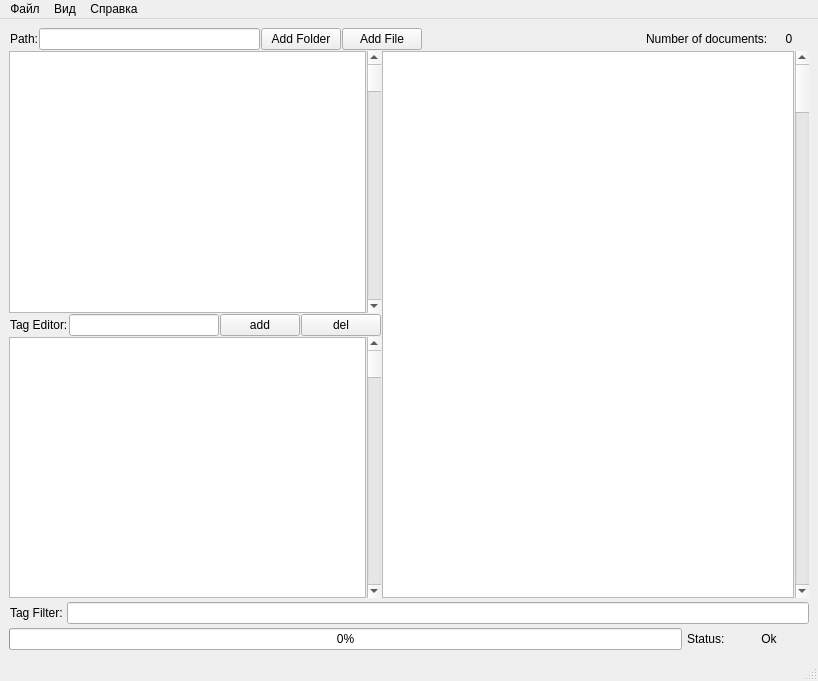
Before: the Qt Designer form bin/views/uimain.ui in mikhaelsk/librarian, drawn with Qt 5.
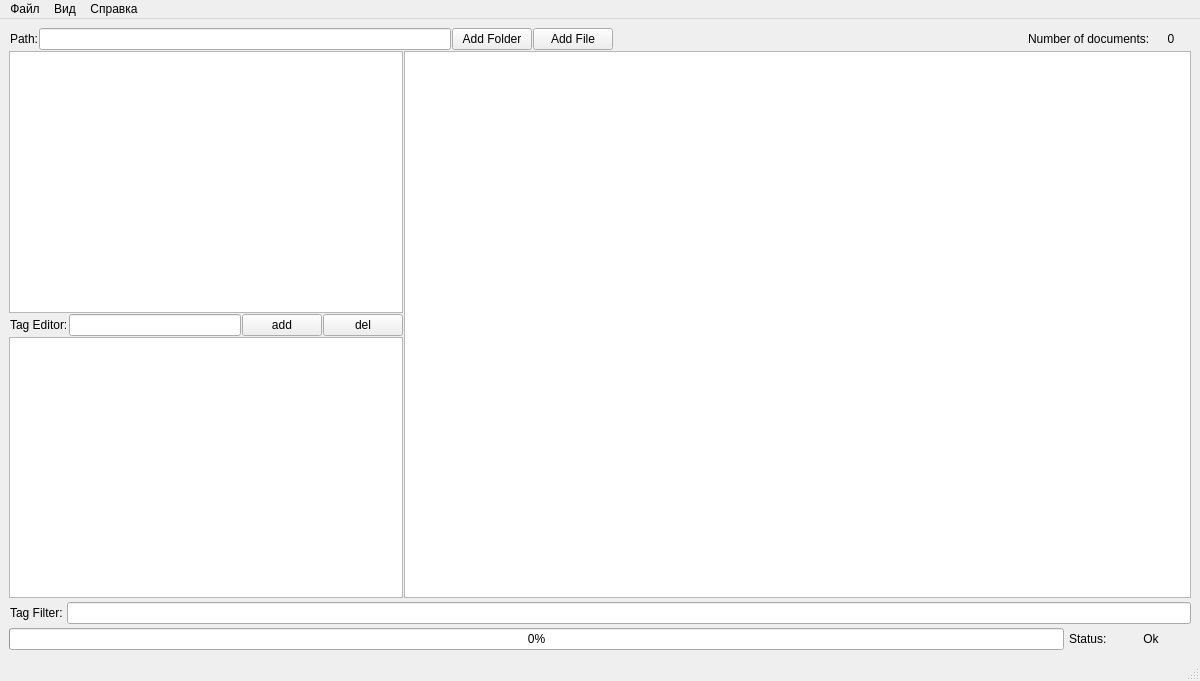
After: the same form once the commit is applied.

```diff
--- a/bin/views/uimain.ui
+++ b/bin/views/uimain.ui
@@ -6,7 +6,7 @@
    <rect>
     <x>0</x>
     <y>0</y>
-    <width>818</width>
+    <width>1200</width>
     <height>681</height>
    </rect>
   </property>
@@ -121,7 +121,7 @@
        </layout>
       </item>
       <item>
-       <layout class="QHBoxLayout" name="horizontalLayout_4" stretch="10,20,0">
+       <layout class="QHBoxLayout" name="horizontalLayout_4" stretch="10,20">
         <item>
          <layout class="QVBoxLayout" name="verticalLayout_3" stretch="10,1,10">
           <item>
@@ -129,13 +129,6 @@
             <item>
              <widget class="QTreeView" name="treeView"/>
             </item>
-            <item>
-             <widget class="QScrollBar" name="verticalScrollBar_2">
-              <property name="orientation">
-               <enum>Qt::Vertical</enum>
-              </property>
-             </widget>
-            </item>
            </layout>
           </item>
           <item>
@@ -187,13 +180,6 @@
             <item>
              <widget class="QListView" name="listView"/>
             </item>
-            <item>
-             <widget class="QScrollBar" name="verticalScrollBar_3">
-              <property name="orientation">
-               <enum>Qt::Vertical</enum>
-              </property>
-             </widget>
-            </item>
            </layout>
           </item>
          </layout>
@@ -201,13 +187,6 @@
         <item>
          <widget class="QColumnView" name="columnView"/>
         </item>
-        <item>
-         <widget class="QScrollBar" name="verticalScrollBar">
-          <property name="orientation">
-           <enum>Qt::Vertical</enum>
-          </property>
-         </widget>
-        </item>
        </layout>
       </item>
      </layout>
@@ -288,7 +267,7 @@
     <rect>
      <x>0</x>
      <y>0</y>
-     <width>818</width>
+     <width>1200</width>
      <height>21</height>
     </rect>
    </property>
```
Left out of the diff: 80 changed lines with no effect on the pictures.
